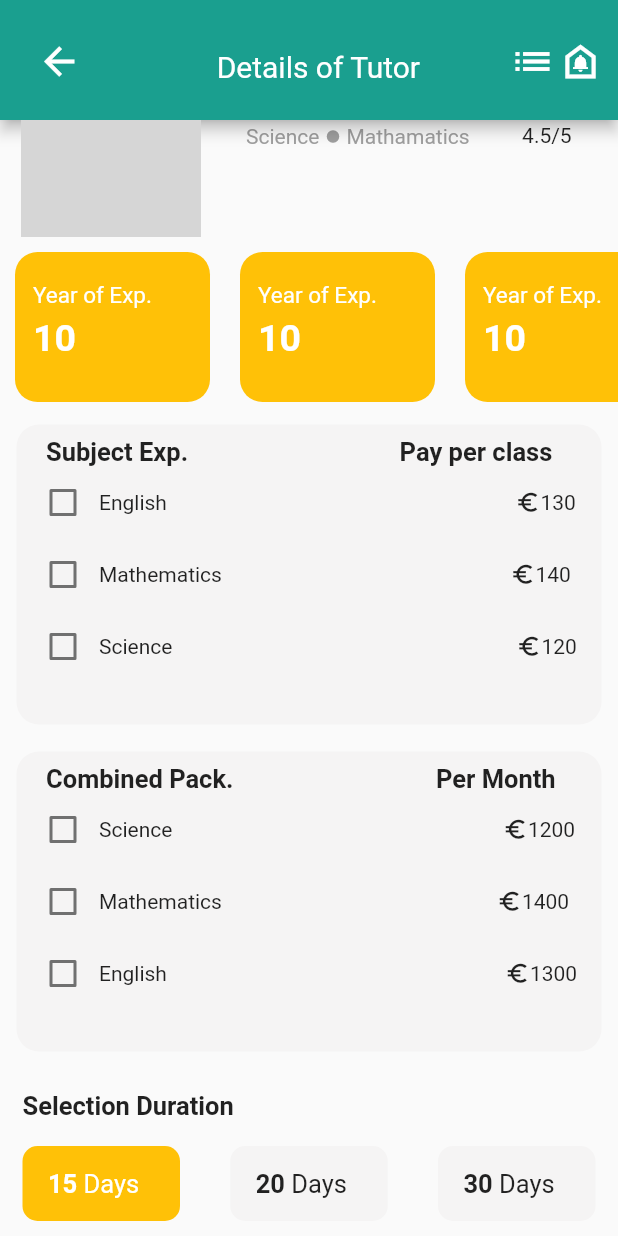
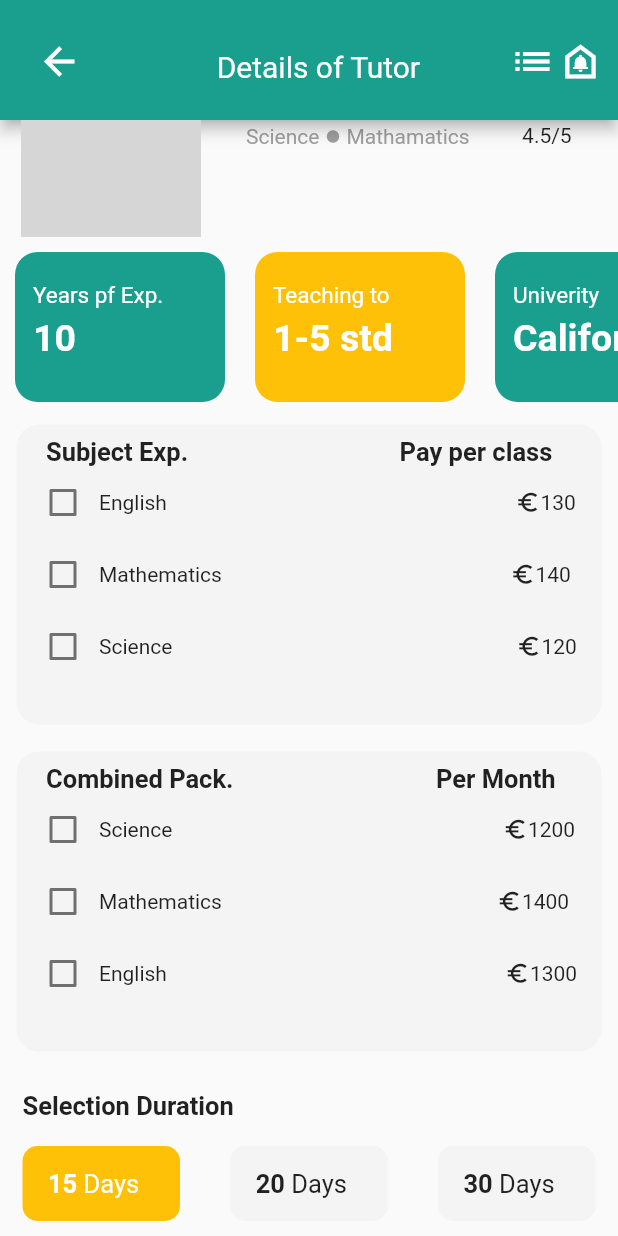
Before and after one commit to jazminasaleh/prototipo_detalles_tutores, a Flutter app: the screen it shows after launch, scrolled down 57 dp, on a phone screen of 412 x 824 dp. Run offline on Flutter 3.47's test engine with Material 2 defaults, Android fonts, the phone set to English and light mode, and no system bars; missing offline and left inert: dart:ffi; network calls fail; grey boxes are pictures that could not be loaded.

Commit message:
Funcionalidad de cards_datos

```diff
--- a/lib/widgets/card 1.dart
+++ b/lib/widgets/card 1.dart
@@ -5,14 +5,17 @@ class CardOne extends StatefulWidget {
   State<CardOne> createState() => _CardOneState();
 }
 
+enum Opciones { op1, op2, op3 }
+
 class _CardOneState extends State<CardOne> {
   bool _cardOneState = false;
-
-@override
+  Opciones _opcionSelect = Opciones.op1;
+  @override
   Widget build(BuildContext context) {
     return Container(
-      decoration: BoxDecoration(color: Color.fromRGBO(245, 244, 244, 1),
-      borderRadius: BorderRadius.circular(15)),
+      decoration: BoxDecoration(
+          color: Color.fromRGBO(245, 244, 244, 1),
+          borderRadius: BorderRadius.circular(15)),
       height: 200,
       width: 390,
       child: Padding(
@@ -41,7 +44,7 @@ class _CardOneState extends State<CardOne> {
                   activeColor: Colors.amber,
                   value: _cardOneState,
                   onChanged: (value) => setState(() {
-                    _cardOneState = value ?? true;
+                    _cardOneState = value ?? false;
                   }),
                 ),
                 Text('English'),
@@ -61,7 +64,7 @@ class _CardOneState extends State<CardOne> {
                   activeColor: Colors.amber,
                   value: _cardOneState,
                   onChanged: (value) => setState(() {
-                    _cardOneState = value ?? true;
+                    _cardOneState = value ?? false;
                   }),
                 ),
                 Text('Mathematics'),
@@ -81,7 +84,7 @@ class _CardOneState extends State<CardOne> {
                     activeColor: Colors.amber,
                     value: _cardOneState,
                     onChanged: (value) {
-                      _cardOneState = value ?? true;
+                      _cardOneState = value ?? false;
                       setState(() {});
                     }),
                 Text('Science'),
--- a/lib/widgets/cards_ datos.dart
+++ b/lib/widgets/cards_ datos.dart
@@ -3,6 +3,9 @@ import 'dart:ffi';
 import 'package:flutter/material.dart';
 
 class CradsDatos extends StatelessWidget {
+  List titulo = ['Years pf Exp.', 'Teaching to', 'Univerity', 'Speciality'];
+  List descripcion = ['10', '1-5 std', 'California', 'English'];
+  List color = [ Color.fromARGB(255, 26, 159, 143),Colors.amber, Color.fromARGB(255, 26, 159, 143), Colors.amber,];
   @override
   Widget build(BuildContext context) {
     return Container(
@@ -12,8 +15,40 @@ class CradsDatos extends StatelessWidget {
         Expanded(
           child: ListView.builder(
             scrollDirection: Axis.horizontal,
-            itemCount: 10,
-            itemBuilder: (_, int index) =>_cradsDatos(),
+            itemCount: descripcion.length,
+            itemBuilder: (_, int index) {
+              return Container(
+                decoration: BoxDecoration(
+                    color: color[index],
+                    borderRadius: BorderRadius.circular(15),
+                    ),
+                width: 140,
+                height: 190,
+                margin: EdgeInsets.symmetric(horizontal: 10, vertical: 10),
+                child: Padding(
+                  padding: EdgeInsets.only(left: 12, top: 20),
+                  child: Column(
+                    crossAxisAlignment: CrossAxisAlignment.start,
+                    children: [
+                      Text(
+                        titulo[index],
+                        style: TextStyle(fontSize: 15, color: Colors.white),
+                      ),
+                      SizedBox(
+                        height: 5,
+                      ),
+                      Text(
+                        descripcion[index],
+                        style: TextStyle(
+                            fontSize: 25,
+                            color: Colors.white,
+                            fontWeight: FontWeight.bold),
+                      )
+                    ],
+                  ),
+                ),
+              );
+            },
           ),
         ),
       ]),
@@ -22,11 +57,12 @@ class CradsDatos extends StatelessWidget {
 }
 
 class _cradsDatos extends StatelessWidget {
+  List a = [10, 20, 30, 40];
   @override
   Widget build(BuildContext context) {
     return Container(
-      decoration: BoxDecoration(color: Colors.amber,
-      borderRadius: BorderRadius.circular(15)),
+      decoration: BoxDecoration(
+          color: Colors.amber, borderRadius: BorderRadius.circular(15)),
       width: 130,
       height: 190,
       margin: EdgeInsets.symmetric(horizontal: 10, vertical: 10),
@@ -35,12 +71,21 @@ class _cradsDatos extends StatelessWidget {
         child: Column(
           crossAxisAlignment: CrossAxisAlignment.start,
           children: [
-            Text('Year of Exp.', style: TextStyle(fontSize: 15, color: Colors.white),),
-            SizedBox(height: 5,),
-            Text('10', style: TextStyle(fontSize: 25, color: Colors.white, fontWeight: FontWeight.bold),)
-
+            Text(
+              'Year of Exp.',
+              style: TextStyle(fontSize: 15, color: Colors.white),
+            ),
+            SizedBox(
+              height: 5,
+            ),
+            Text(
+              'a',
+              style: TextStyle(
+                  fontSize: 25,
+                  color: Colors.white,
+                  fontWeight: FontWeight.bold),
+            )
           ],
-
         ),
       ),
     );
```
